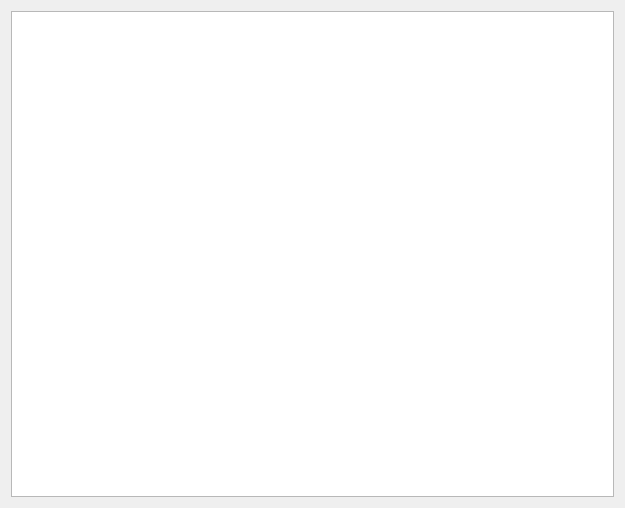
Qt form Client/OneRoom/OneRoomClient/HistoryWindow.ui (TaihouDaisuki/OneRoom) before a commit.
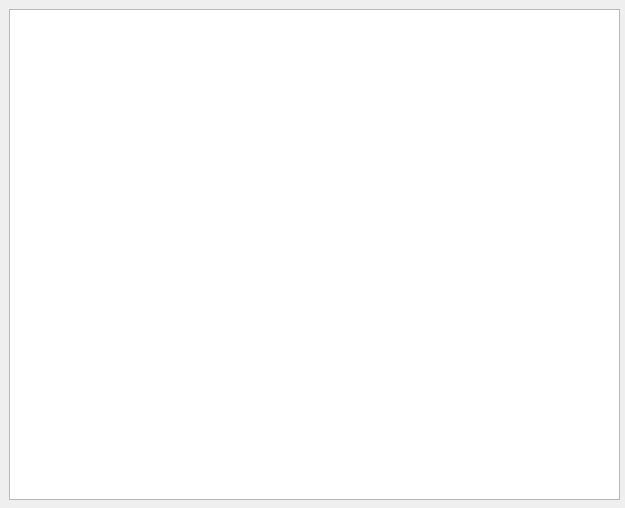
The same form after that commit.

Patch:
```diff
--- a/Client/OneRoom/OneRoomClient/HistoryWindow.ui
+++ b/Client/OneRoom/OneRoomClient/HistoryWindow.ui
@@ -10,14 +10,31 @@
     <height>508</height>
    </rect>
   </property>
+  <property name="minimumSize">
+   <size>
+    <width>625</width>
+    <height>508</height>
+   </size>
+  </property>
+  <property name="maximumSize">
+   <size>
+    <width>625</width>
+    <height>508</height>
+   </size>
+  </property>
   <property name="windowTitle">
    <string>Form</string>
   </property>
-  <layout class="QVBoxLayout" name="verticalLayout">
-   <item>
-    <widget class="QTextBrowser" name="textBrowser"/>
-   </item>
-  </layout>
+  <widget class="QTextBrowser" name="textBrowser">
+   <property name="geometry">
+    <rect>
+     <x>9</x>
+     <y>9</y>
+     <width>611</width>
+     <height>491</height>
+    </rect>
+   </property>
+  </widget>
  </widget>
  <resources/>
  <connections/>
```
